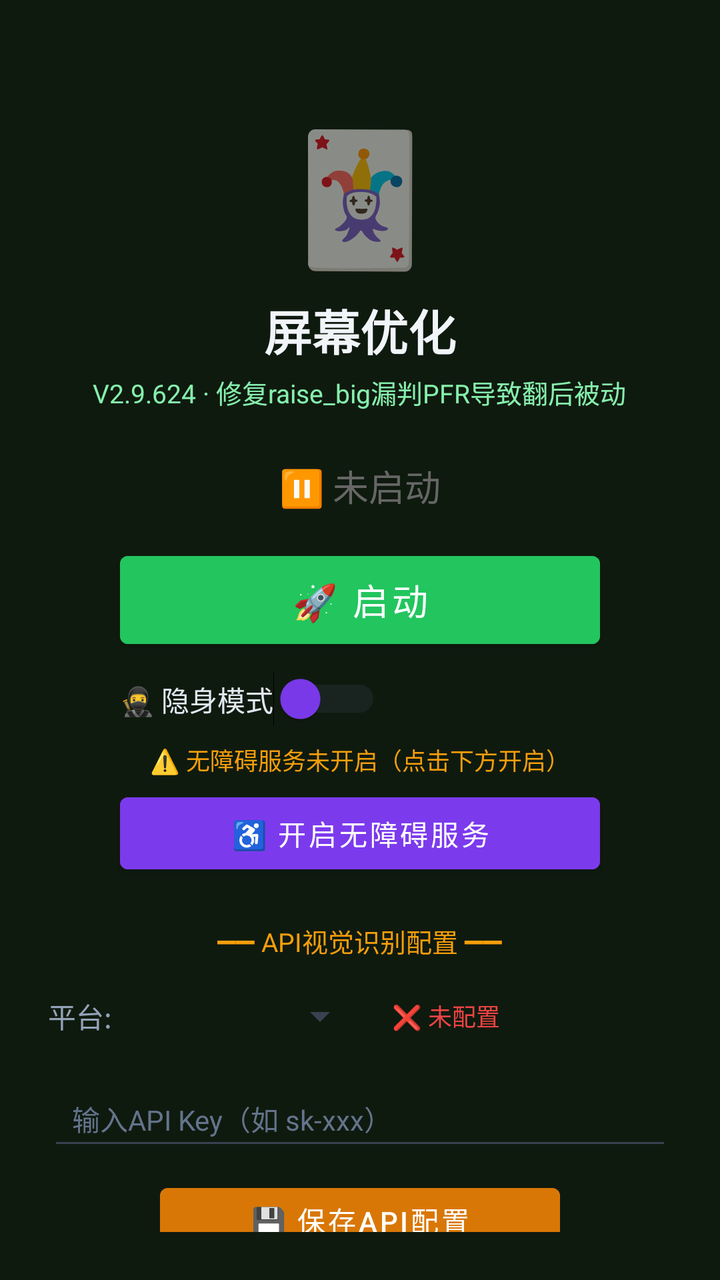
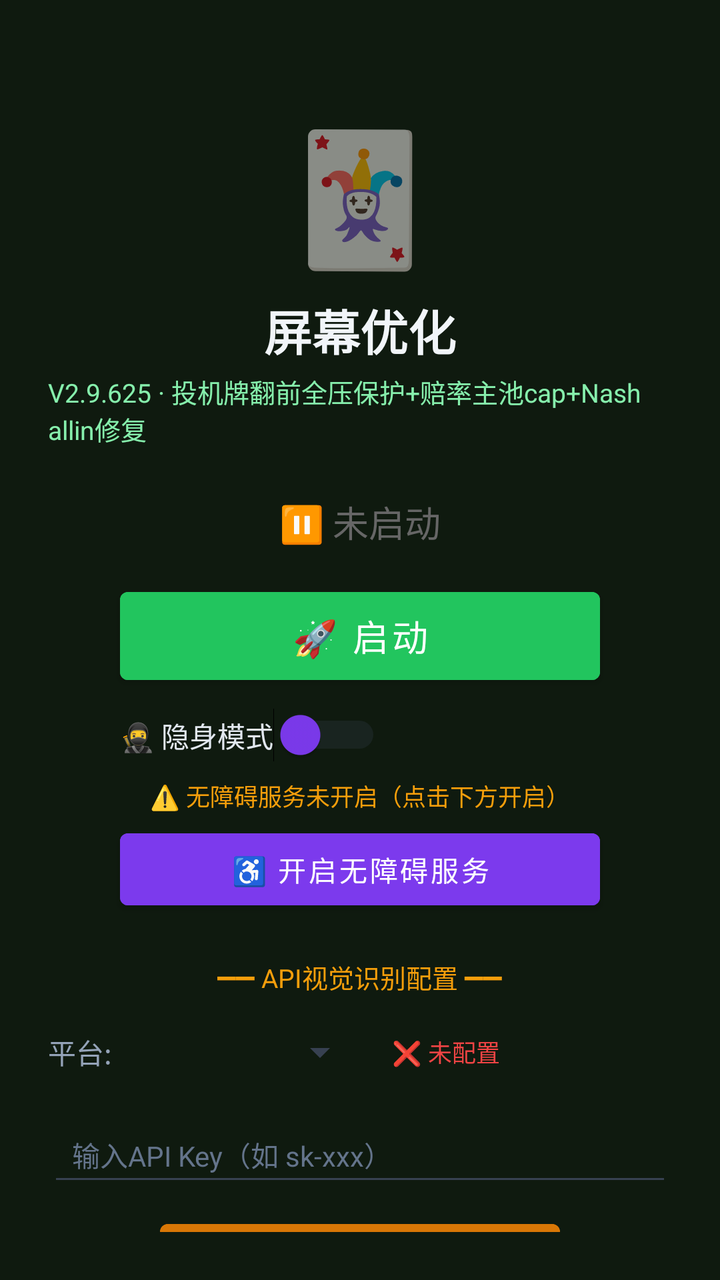

Screens rendered from an Android XML layout before and after an edit, with the pre-edit source and the edit as a unified diff.
<!-- AndroidManifest.xml: activity theme Theme.MjScreenshot -->
<!-- res/layout/activity_main.xml -->
<?xml version="1.0" encoding="utf-8"?>
<LinearLayout xmlns:android="http://schemas.android.com/apk/res/android"
    android:layout_width="match_parent"
    android:layout_height="match_parent"
    android:orientation="vertical"
    android:background="#0f1a0f"
    android:padding="24dp"
    android:gravity="center_horizontal">

    <TextView
        android:layout_width="wrap_content"
        android:layout_height="wrap_content"
        android:text="🃏"
        android:textSize="64sp"
        android:layout_marginTop="30dp" />

    <TextView
        android:layout_width="wrap_content"
        android:layout_height="wrap_content"
        android:text="屏幕优化"
        android:textSize="24sp"
        android:textColor="#f1f5f9"
        android:textStyle="bold"
        android:layout_marginTop="8dp" />

    <TextView
        android:layout_width="wrap_content"
        android:layout_height="wrap_content"
        android:text="V2.9.624 · 修复raise_big漏判PFR导致翻后被动"
        android:textSize="13sp"
        android:textColor="#86efac"
        android:layout_marginTop="4dp" />

    <TextView
        android:id="@+id/tvStatus"
        android:layout_width="wrap_content"
        android:layout_height="wrap_content"
        android:text="⏸ 未启动"
        android:textSize="18sp"
        android:textColor="#666666"
        android:layout_marginTop="24dp" />

    <Button
        android:id="@+id/btnStart"
        android:layout_width="240dp"
        android:layout_height="56dp"
        android:text="🚀 启动"
        android:textSize="18sp"
        android:textColor="#ffffff"
        android:backgroundTint="#22c55e"
        android:layout_marginTop="16dp" />

    <Button
        android:id="@+id/btnHelper"
        android:layout_width="240dp"
        android:layout_height="56dp"
        android:text="🃏 打开智囊"
        android:textSize="16sp"
        android:textColor="#ffffff"
        android:backgroundTint="#16a34a"
        android:layout_marginTop="12dp"
        android:visibility="gone" />

    
    <LinearLayout
        android:layout_width="240dp"
        android:layout_height="wrap_content"
        android:orientation="horizontal"
        android:gravity="center_vertical"
        android:layout_marginTop="8dp">

        <Switch
            android:id="@+id/switchStealth"
            android:layout_width="wrap_content"
            android:layout_height="wrap_content"
            android:text="🥷 隐身模式"
            android:textColor="#e2e8f0"
            android:textSize="14sp"
            android:thumbTint="#7c3aed"
            android:trackTint="#374151" />
    </LinearLayout>

    <TextView
        android:id="@+id/tvAccessibilityStatus"
        android:layout_width="wrap_content"
        android:layout_height="wrap_content"
        android:text="⚠️ 无障碍服务未开启（点击下方开启）"
        android:textSize="12sp"
        android:textColor="#f59e0b"
        android:layout_marginTop="8dp"
        android:gravity="center" />

    <Button
        android:id="@+id/btnAccessibility"
        android:layout_width="240dp"
        android:layout_height="48dp"
        android:text="♿ 开启无障碍服务"
        android:textSize="14sp"
        android:textColor="#ffffff"
        android:backgroundTint="#7c3aed"
        android:layout_marginTop="4dp" />

    <TextView
        android:layout_width="wrap_content"
        android:layout_height="wrap_content"
        android:text="━━ API视觉识别配置 ━━"
        android:textSize="13sp"
        android:textColor="#f59e0b"
        android:layout_marginTop="20dp" />

    <LinearLayout
        android:layout_width="match_parent"
        android:layout_height="wrap_content"
        android:orientation="horizontal"
        android:layout_marginTop="8dp"
        android:gravity="center_vertical">

        <TextView
            android:layout_width="wrap_content"
            android:layout_height="wrap_content"
            android:text="平台:"
            android:textSize="14sp"
            android:textColor="#94a3b8" />

        <Spinner
            android:id="@+id/spinnerProvider"
            android:layout_width="120dp"
            android:layout_height="40dp"
            android:layout_marginStart="8dp"
            android:backgroundTint="#374151" />

        <TextView
            android:id="@+id/tvApiStatus"
            android:layout_width="wrap_content"
            android:layout_height="wrap_content"
            android:text="❌ 未配置"
            android:textSize="12sp"
            android:textColor="#ef4444"
            android:layout_marginStart="12dp" />
    </LinearLayout>

    <EditText
        android:id="@+id/etApiKey"
        android:layout_width="match_parent"
        android:layout_height="44dp"
        android:hint="输入API Key（如 sk-xxx）"
        android:textSize="14sp"
        android:textColor="#e2e8f0"
        android:textColorHint="#64748b"
        android:backgroundTint="#374151"
        android:inputType="textPassword"
        android:layout_marginTop="8dp"
        android:paddingStart="12dp"
        android:paddingEnd="12dp" />

    <Button
        android:id="@+id/btnSaveApi"
        android:layout_width="200dp"
        android:layout_height="44dp"
        android:text="💾 保存API配置"
        android:textSize="14sp"
        android:textColor="#ffffff"
        android:backgroundTint="#d97706"
        android:layout_marginTop="8dp" />

    <TextView
        android:id="@+id/tvHint"
        android:layout_width="wrap_content"
        android:layout_height="wrap_content"
        android:text="先点上方按钮启动截屏"
        android:textSize="13sp"
        android:textColor="#666666"
        android:layout_marginTop="12dp"
        android:gravity="center" />

    <TextView
        android:layout_width="wrap_content"
        android:layout_height="wrap_content"
        android:text="使用步骤：\n1. 配置API Key（支持OpenAI/通义千问VL/硅基流动）\n2. 点「开启无障碍服务」→ 开启\n3. 开启「🥷隐身模式」(反检测)\n4. 点「启动」→ 允许悬浮窗\n5. 打牌时点屏幕上的🎯悬浮球即可截屏识别\n★ 拖动悬浮球可移到不挡牌的位置 ★\n★ 长按悬浮球可展开/收起详细面板 ★\n★ 悬浮球边框颜色=建议：绿=加注 橙=跟注 红=弃牌 ★"
        android:textSize="12sp"
        android:textColor="#64748b"
        android:layout_marginTop="12dp"
        android:lineSpacingExtra="3dp" />

</LinearLayout>
<!-- resources referenced by this layout -->
<resources>
  <style name="Theme.MjScreenshot" parent="Theme.MaterialComponents.DayNight.DarkActionBar">
          <item name="colorPrimary">#1e40af</item>
          <item name="colorPrimaryVariant">#1e3a8a</item>
          <item name="colorOnPrimary">#ffffff</item>
          <item name="android:statusBarColor">#0f172a</item>
      </style>
</resources>

<!-- the commit's change to res/layout/activity_main.xml (unified diff, before → after) -->
@@ -26,7 +26,7 @@
     <TextView
         android:layout_width="wrap_content"
         android:layout_height="wrap_content"
-        android:text="V2.9.624 · 修复raise_big漏判PFR导致翻后被动"
+        android:text="V2.9.625 · 投机牌翻前全压保护+赔率主池cap+Nash allin修复"
         android:textSize="13sp"
         android:textColor="#86efac"
         android:layout_marginTop="4dp" />
